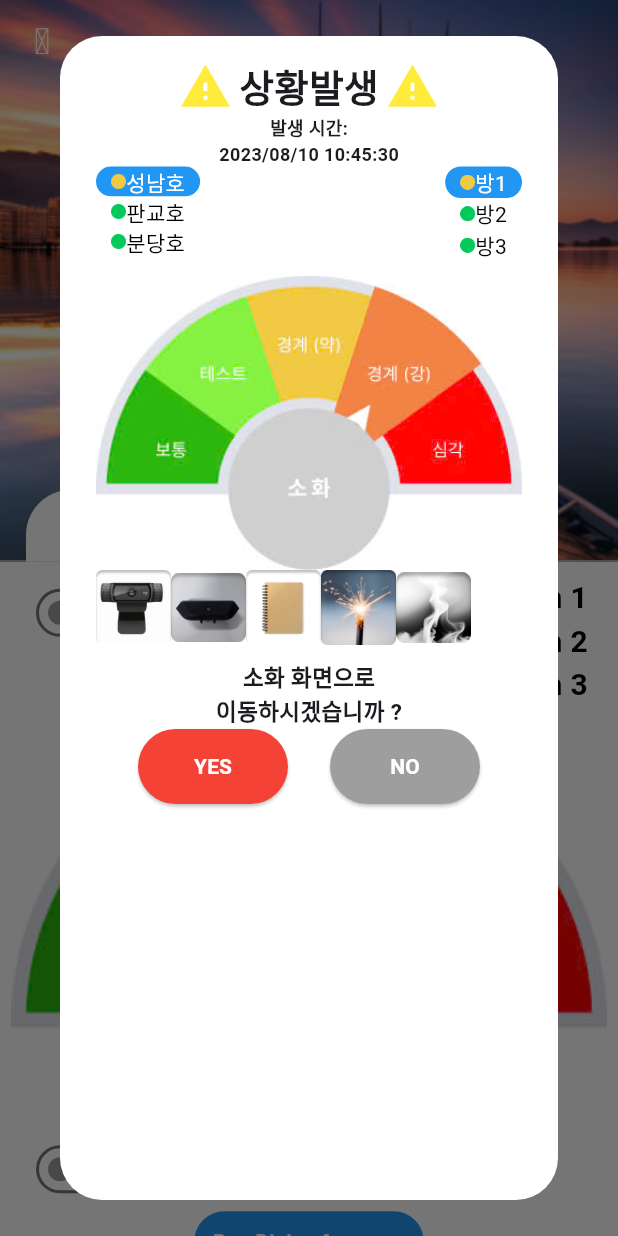
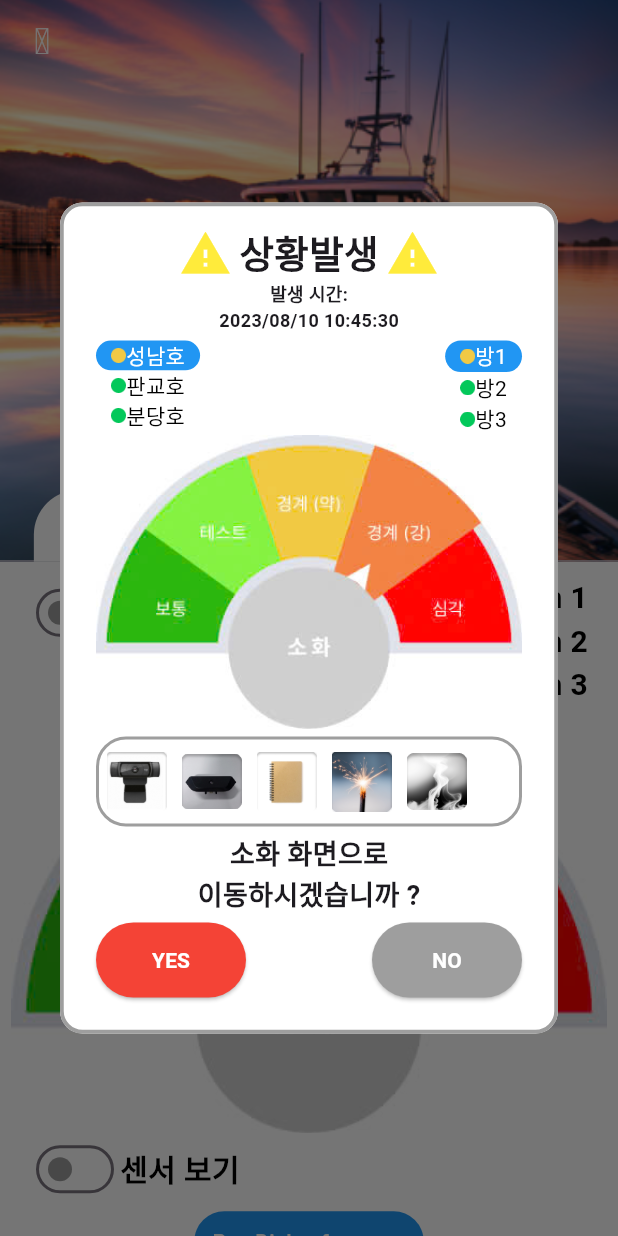
Before and after one commit to ThoNguyenIT/demo_92024, a Flutter app: the HomePage screen opened by its route, after a tap on "Pop Dialog from sns", on a phone screen of 412 x 824 dp. Run offline on Flutter 3.47's test engine with Material 3 defaults, Android fonts, the light colour scheme and no system bars; drawn by our look-alikes of flutter_image_slideshow; our stand-ins replace badges, get, hugeicons, syncfusion_flutter_charts.

Commit message:
fixUI(6)

```diff
--- a/lib/app/ui/pages/home_page/home_page.dart
+++ b/lib/app/ui/pages/home_page/home_page.dart
@@ -120,27 +120,42 @@ class HomePage extends GetView<HomeController> {
                       Tab(
                         child: Padding(
                           padding: EdgeInsets.symmetric(horizontal: 25),
+                          child: MediaQuery(
+                            data: MediaQuery.of(context)
+                                .copyWith(textScaler: TextScaler.linear(0.8)),
                             child: Text(
                               "ROOM 1",
+                              maxLines: 1,
                               style: TextStyle(fontWeight: FontWeight.bold),
+                            ),
                           ),
                         ),
                       ),
                       Tab(
                         child: Padding(
                           padding: EdgeInsets.symmetric(horizontal: 25),
+                          child: MediaQuery(
+                            data: MediaQuery.of(context)
+                                .copyWith(textScaler: TextScaler.linear(0.8)),
                             child: Text(
                               "ROOM 2",
+                              maxLines: 1,
                               style: TextStyle(fontWeight: FontWeight.bold),
+                            ),
                           ),
                         ),
                       ),
                       Tab(
                         child: Padding(
                           padding: EdgeInsets.symmetric(horizontal: 25),
+                          child: MediaQuery(
+                            data: MediaQuery.of(context)
+                                .copyWith(textScaler: TextScaler.linear(0.8)),
                             child: Text(
                               "ROOM 3",
+                              maxLines: 1,
                               style: TextStyle(fontWeight: FontWeight.bold),
+                            ),
                           ),
                         ),
                       ),
--- a/lib/app/ui/pages/home_page/room1_page.dart
+++ b/lib/app/ui/pages/home_page/room1_page.dart
@@ -281,15 +281,13 @@ class _Room1PageState extends State<Room1Page> {
                 style: TextStyle(color: Colors.white),
               ),
             ),
-            /*
-            ...List.generate(
+            /* ...List.generate(
             5,
             (index) => ElevatedButton(
             onPressed: () => controller.setLevel(index + 1),
             child: Text('Set Level ${index + 1}'),
             ),
-            ),
-            */
+            ), */
           ],
         ),
       ),
@@ -297,28 +295,27 @@ class _Room1PageState extends State<Room1Page> {
   }
 }
 
-List<String> imagePaths = [
-  'assets/images/1.png',
-  'assets/images/2.png',
-  'assets/images/3.png',
-  'assets/images/4.png',
-  'assets/images/5.png',
-];
-
 class DialogSNS {
   static void showPopup(BuildContext context) {
     showDialog(
       context: context,
       builder: (BuildContext context) {
+        // ignore: unused_local_variable
         final HomeController controller = Get.put(HomeController());
         return AlertDialog(
           backgroundColor: Colors.white,
-          content: SizedBox(
-            width: MediaQuery.of(context).size.width,
-            height: MediaQuery.of(context).size.height,
-            child: Column(
-              children: <Widget>[
+          /* contentPadding: EdgeInsets.zero, */
+          shape: RoundedRectangleBorder(
+            borderRadius: BorderRadius.all(
+              Radius.circular(15),
+            ),
+            side: BorderSide(color: Colors.grey, width: 2.5),
+          ),
+          content: Wrap(
+            children: [
               Column(
+                mainAxisAlignment: MainAxisAlignment.start,
+                crossAxisAlignment: CrossAxisAlignment.center,
                 children: [
                   Row(
                     mainAxisAlignment: MainAxisAlignment.center,
@@ -344,9 +341,6 @@ class DialogSNS {
                       ),
                     ],
                   ),
-                    Row(
-                      mainAxisAlignment: MainAxisAlignment.center,
-                      children: [
                   Text(
                     "발생 시간:",
                     style: TextStyle(
@@ -354,11 +348,6 @@ class DialogSNS {
                       fontWeight: FontWeight.bold,
                     ),
                   ),
-                      ],
-                    ),
-                    Row(
-                      mainAxisAlignment: MainAxisAlignment.center,
-                      children: [
                   Text(
                     "2023/08/10 10:45:30",
                     style: TextStyle(
@@ -366,10 +355,7 @@ class DialogSNS {
                       fontWeight: FontWeight.bold,
                     ),
                   ),
-                      ],
-                    ),
-                  ],
-                ),
+                  SizedBox(height: 5),
                   Row(
                     crossAxisAlignment: CrossAxisAlignment.start,
                     mainAxisAlignment: MainAxisAlignment.spaceBetween,
@@ -546,53 +532,66 @@ class DialogSNS {
                       ),
                     ],
                   ),
-                SizedBox(height: 10),
                   Obx(
                     () => Image.asset(
                       controller.currentData.value.imagePath,
                       fit: BoxFit.contain,
                     ),
                   ),
-                SizedBox(
-                  height: 50,
-                  child: ListView.builder(
-                    scrollDirection: Axis.horizontal,
-                    itemCount: imagePaths.length,
-                    itemBuilder: (BuildContext context, int index) {
-                      return Row(
-                        children: [
-                          Image.asset(
-                            imagePaths[index],
-                            width: 50,
-                            height: 50,
-                          ),
-                        ],
-                      );
-                    },
+                  SizedBox(height: 5),
+                  Container(
+                    height: 60,
+                    width: double.infinity,
+                    decoration: BoxDecoration(
+                      color: Colors.white,
+                      borderRadius: BorderRadius.circular(20),
+                      border: Border.all(
+                        width: 2,
+                        color: Colors.grey,
                       ),
                     ),
-                SizedBox(height: 10),
+                    child: SingleChildScrollView(
+                      scrollDirection: Axis.horizontal,
+                      physics: NeverScrollableScrollPhysics(),
+                      child: Row(
+                        crossAxisAlignment: CrossAxisAlignment.center,
+                        mainAxisAlignment: MainAxisAlignment.center,
+                        children: List.generate(imagePaths.length, (index) {
+                          return Padding(
+                            padding: EdgeInsets.symmetric(horizontal: 5),
+                            child: Image.asset(
+                              imagePaths[index],
+                              width: 40,
+                              height: 40,
+                            ),
+                          );
+                        }),
+                      ),
+                    ),
+                  ),
+                  SizedBox(height: 5),
                   Column(
                     crossAxisAlignment: CrossAxisAlignment.center,
                     children: [
                       Text(
                         "소화 화면으로",
                         style: TextStyle(
-                        fontSize: 15,
+                          fontSize: 18,
                           fontWeight: FontWeight.bold,
                         ),
                       ),
                       Text(
                         "이동하시겠습니까 ?",
                         style: TextStyle(
-                        fontSize: 15,
+                          fontSize: 18,
                           fontWeight: FontWeight.bold,
                         ),
                       ),
                     ],
                   ),
+                  SizedBox(height: 5),
                   Row(
-                  mainAxisAlignment: MainAxisAlignment.spaceEvenly,
+                    mainAxisAlignment: MainAxisAlignment.spaceBetween,
                     children: [
                       ElevatedButton(
                         onPressed: () {
@@ -610,7 +609,9 @@ class DialogSNS {
                         child: Text(
                           "YES",
                           style: TextStyle(
-                            color: Colors.white, fontWeight: FontWeight.bold),
+                            color: Colors.white,
+                            fontWeight: FontWeight.bold,
+                          ),
                         ),
                       ),
                       ElevatedButton(
@@ -624,16 +625,27 @@ class DialogSNS {
                         child: Text(
                           "NO",
                           style: TextStyle(
-                            color: Colors.white, fontWeight: FontWeight.bold),
+                            color: Colors.white,
+                            fontWeight: FontWeight.bold,
+                          ),
                         ),
                       ),
                     ],
                   ),
                 ],
               ),
+            ],
           ),
         );
       },
     );
   }
 }
+
+List<String> imagePaths = [
+  'assets/images/1.png',
+  'assets/images/2.png',
+  'assets/images/3.png',
+  'assets/images/4.png',
+  'assets/images/5.png',
+];
--- a/lib/app/ui/pages/realtimeview_page/realtime_page.dart
+++ b/lib/app/ui/pages/realtimeview_page/realtime_page.dart
@@ -348,13 +348,14 @@ class DialogExtinguisher {
       context: context,
       builder: (BuildContext context) {
         return AlertDialog(
+          backgroundColor: Colors.white,
+          /* contentPadding: EdgeInsets.zero, */
           shape: RoundedRectangleBorder(
             borderRadius: BorderRadius.all(
               Radius.circular(15),
             ),
             side: BorderSide(color: Colors.grey, width: 2.5),
           ),
-          /* contentPadding: EdgeInsets.zero, */
           content: Wrap(
             children: [
               Column(
```
Also changed, not shown: pubspec.lock. Lines whose indentation alone changed are shown as unchanged.
